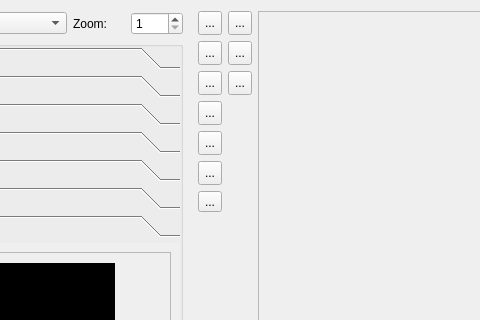
First picture: the form in editor/mainwindow_tab/map_tab.ui, repository protoman/rockbot, before the edit; both pictures show x 219 to 699 and y 0 to 320 of the 1042 by 593 pixel window.
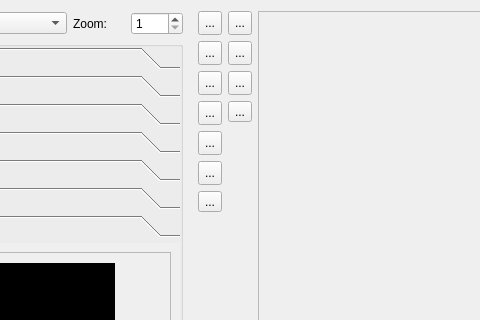
Second picture: the form after the edit. Icons and pictures are not drawn. Custom widgets are drawn as their Qt base class.

```diff
--- a/editor/mainwindow_tab/map_tab.ui
+++ b/editor/mainwindow_tab/map_tab.ui
@@ -1299,6 +1299,20 @@
        </property>
       </widget>
      </item>
+     <item>
+      <widget class="QToolButton" name="toolButton">
+       <property name="toolTip">
+        <string notr="true" comment="Select" extracomment="Select"/>
+       </property>
+       <property name="text">
+        <string>...</string>
+       </property>
+       <property name="icon">
+        <iconset resource="../resources/icons/icons.qrc">
+         <normaloff>:/toolbar_icons/edit-copy.png</normaloff>:/toolbar_icons/edit-copy.png</iconset>
+       </property>
+      </widget>
+     </item>
      <item>
       <spacer name="verticalSpacer_4">
        <property name="orientation">
```
